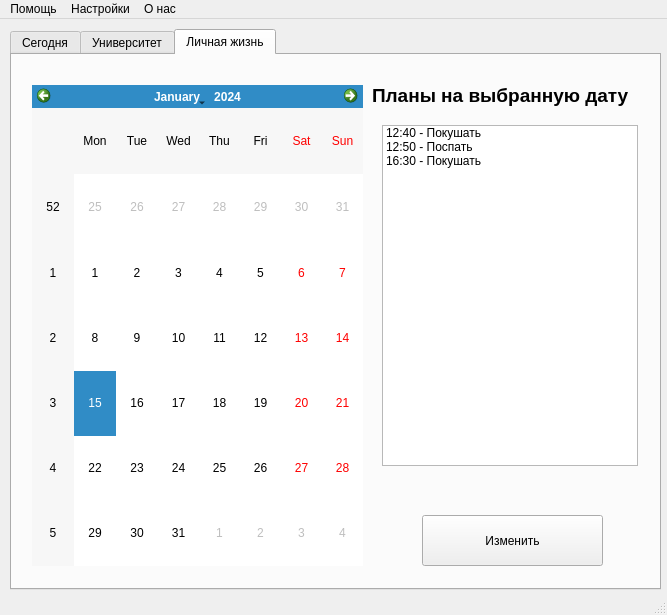
First picture: the form in mainwindow.ui, repository zEEmperon/Course-Project-KNT-129, before the edit.
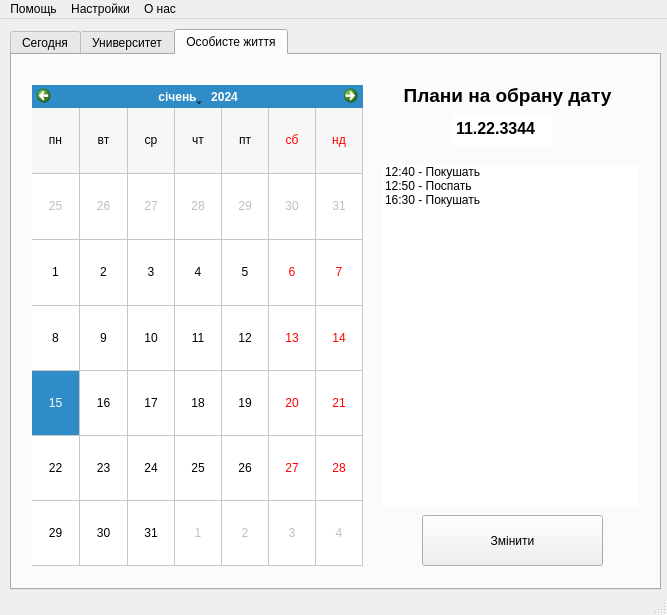
Second picture: the form after the edit. The open tabs and pages were chosen to show the change.

Commit message: Changed the language in Personal Life tab and added some events on the same tab

```diff
--- a/mainwindow.ui
+++ b/mainwindow.ui
@@ -504,7 +504,7 @@
     </widget>
     <widget class="QWidget" name="tab_2">
      <attribute name="title">
-      <string>Личная жизнь</string>
+      <string>Особисте життя</string>
      </attribute>
      <widget class="QLabel" name="label_4">
       <property name="geometry">
@@ -528,16 +528,31 @@
         <height>481</height>
        </rect>
       </property>
+      <property name="locale">
+       <locale language="Ukrainian" country="Ukraine"/>
+      </property>
+      <property name="gridVisible">
+       <bool>true</bool>
+      </property>
+      <property name="verticalHeaderFormat">
+       <enum>QCalendarWidget::NoVerticalHeader</enum>
+      </property>
      </widget>
      <widget class="QListWidget" name="listPlansPersonalLife">
       <property name="geometry">
        <rect>
         <x>370</x>
-        <y>70</y>
+        <y>110</y>
         <width>256</width>
         <height>341</height>
        </rect>
       </property>
+      <property name="frameShape">
+       <enum>QFrame::NoFrame</enum>
+      </property>
+      <property name="frameShadow">
+       <enum>QFrame::Plain</enum>
+      </property>
       <item>
        <property name="text">
         <string>12:40 - Покушать</string>
@@ -557,7 +572,7 @@
      <widget class="QLabel" name="label_5">
       <property name="geometry">
        <rect>
-        <x>360</x>
+        <x>350</x>
         <y>30</y>
         <width>291</width>
         <height>21</height>
@@ -571,7 +586,10 @@
        </font>
       </property>
       <property name="text">
-       <string>Планы на выбранную дату</string>
+       <string>Плани на обрану дату</string>
+      </property>
+      <property name="alignment">
+       <set>Qt::AlignCenter</set>
       </property>
      </widget>
      <widget class="QPushButton" name="buttonChangePersonalLife">
@@ -584,7 +602,37 @@
        </rect>
       </property>
       <property name="text">
-       <string>Изменить</string>
+       <string>Змінити</string>
+      </property>
+     </widget>
+     <widget class="QTextEdit" name="textEdit">
+      <property name="geometry">
+       <rect>
+        <x>440</x>
+        <y>60</y>
+        <width>101</width>
+        <height>31</height>
+       </rect>
+      </property>
+      <property name="font">
+       <font>
+        <pointsize>12</pointsize>
+        <weight>75</weight>
+        <bold>true</bold>
+       </font>
+      </property>
+      <property name="frameShape">
+       <enum>QFrame::NoFrame</enum>
+      </property>
+      <property name="readOnly">
+       <bool>true</bool>
+      </property>
+      <property name="html">
+       <string>&lt;!DOCTYPE HTML PUBLIC &quot;-//W3C//DTD HTML 4.0//EN&quot; &quot;http://www.w3.org/TR/REC-html40/strict.dtd&quot;&gt;
+&lt;html&gt;&lt;head&gt;&lt;meta name=&quot;qrichtext&quot; content=&quot;1&quot; /&gt;&lt;style type=&quot;text/css&quot;&gt;
+p, li { white-space: pre-wrap; }
+&lt;/style&gt;&lt;/head&gt;&lt;body style=&quot; font-family:'MS Shell Dlg 2'; font-size:12pt; font-weight:600; font-style:normal;&quot;&gt;
+&lt;p style=&quot; margin-top:0px; margin-bottom:0px; margin-left:0px; margin-right:0px; -qt-block-indent:0; text-indent:0px;&quot;&gt;11.22.3344&lt;/p&gt;&lt;/body&gt;&lt;/html&gt;</string>
       </property>
      </widget>
     </widget>
```
Left out of the diff: 4 changed lines with no effect on the pictures. The commit also changes 3 other files.
